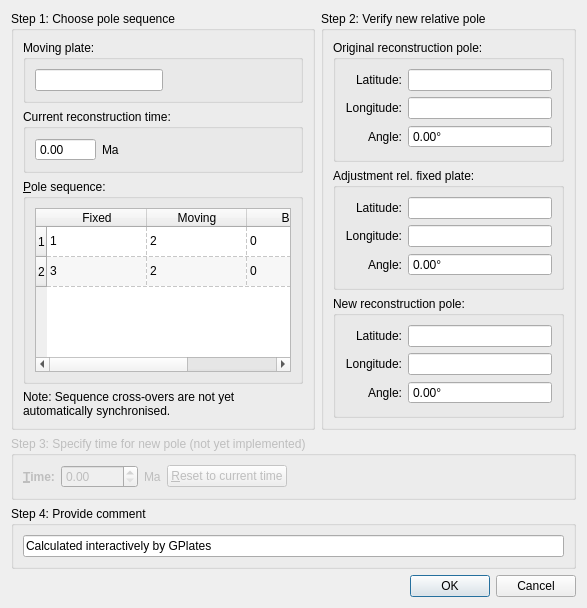
Before: the Qt Designer form src/qt-widgets/ApplyReconstructionPoleAdjustmentDialogUi.ui in GPlates/GPlates, drawn with Qt 5.
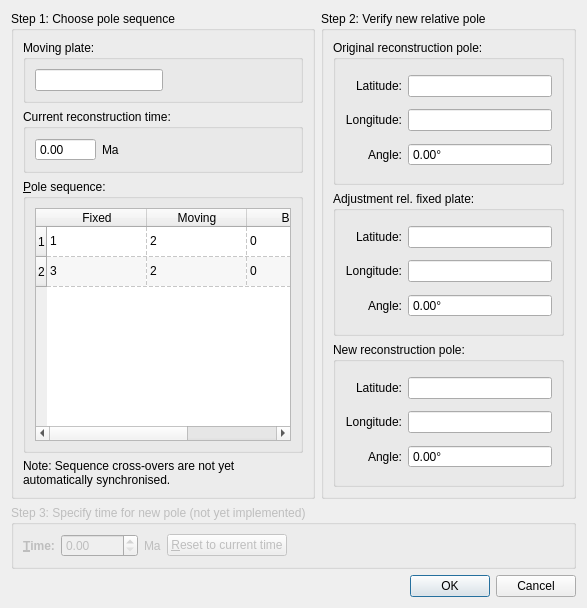
After: the same form once the commit is applied.

Commit message: (trunk) Avoid overwriting comment in rotation pole in Pole Manipulation tool. Temporary fix to avoid losing original comments. Will soon add GROT-style author field so know who modified rotation.

```diff
--- a/src/qt-widgets/ApplyReconstructionPoleAdjustmentDialogUi.ui
+++ b/src/qt-widgets/ApplyReconstructionPoleAdjustmentDialogUi.ui
@@ -599,22 +599,6 @@
      </layout>
     </widget>
    </item>
-   <item>
-    <widget class="QGroupBox" name="groupBox_10">
-     <property name="title">
-      <string>Step 4: Provide comment</string>
-     </property>
-     <layout class="QVBoxLayout" name="verticalLayout">
-      <item>
-       <widget class="QLineEdit" name="line_comment">
-        <property name="text">
-         <string>Calculated interactively by GPlates</string>
-        </property>
-       </widget>
-      </item>
-     </layout>
-    </widget>
-   </item>
    <item>
     <widget class="QDialogButtonBox" name="buttonBox">
      <property name="orientation">
```
The commit also changes 4 other files.
